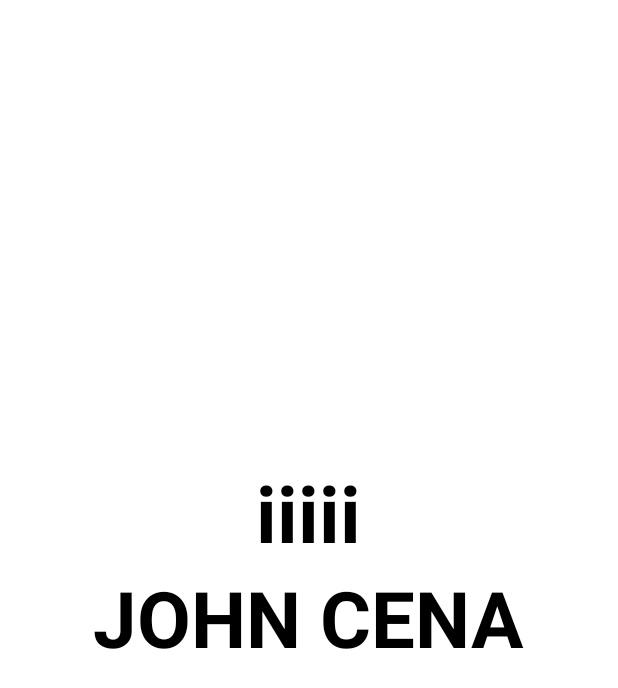
After one commit to ivanvb/HeadsUp, an Android app: the layout activity_game.xml on its own in the app's theme, with its tools: preview values and no code run, on a phone screen of 412 x 824 dp. The commit adds this screen. Shown: the top 688 px of the screen. Run offline under Robolectric (Android 15) with nearby library versions, the phone set to English and light mode, and no system bars.

Commit message:
Created Game Activity
Very basic gameplay.
Dirty code. Must be fixed.

Sounds added.

```diff
--- /dev/null
+++ b/app/src/main/res/layout/activity_game.xml
@@ -0,0 +1,33 @@
+<?xml version="1.0" encoding="utf-8"?>
+<RelativeLayout xmlns:android="http://schemas.android.com/apk/res/android"
+    xmlns:app="http://schemas.android.com/apk/res-auto"
+    xmlns:tools="http://schemas.android.com/tools"
+    android:layout_width="match_parent"
+    android:layout_height="match_parent"
+    tools:context=".GameActivity"
+    android:background="?attr/backgroundColor">
+
+    <TextView
+        android:id="@+id/time"
+        android:layout_width="wrap_content"
+        android:layout_height="wrap_content"
+        android:textSize="52sp"
+        android:textColor="?attr/textColor"
+        android:layout_centerInParent="true"
+        android:text="iiiii"
+        android:layout_above="@+id/tvWord"
+        android:textStyle="bold"/>
+
+    <TextView
+        android:id="@+id/tvWord"
+        android:layout_width="wrap_content"
+        android:layout_height="wrap_content"
+        android:textSize="52sp"
+        android:textColor="?attr/textColor"
+        android:layout_centerInParent="true"
+        android:text="JOHN CENA"
+        android:textStyle="bold"/>
+
+
+
+</RelativeLayout>
--- a/app/src/main/res/layout/card.xml
+++ b/app/src/main/res/layout/card.xml
@@ -42,9 +42,9 @@
                 android:id="@+id/score"
                 android:layout_width="25dp"
                 android:layout_height="18dp"
-                android:layout_marginLeft="1dp"
+                android:layout_marginStart="1dp"
                 android:layout_marginTop="4dp"
-                android:layout_toRightOf="@+id/trophy"
+                android:layout_toEndOf="@+id/trophy"
                 android:text="12"
                 android:textColor="?attr/textColor"
                 android:textSize="16sp"
```
Also changed, not shown: app/src/main/AndroidManifest.xml (+3 -6 lines), app/src/main/java/com/example/headsup/GameActivity.java (added, +301 -0 lines), app/src/main/java/com/example/headsup/MainActivity.java (+7 -0 lines), app/src/main/java/com/example/headsup/SettingsActivity.java (deleted, +0 -16 lines), 2 other files.
